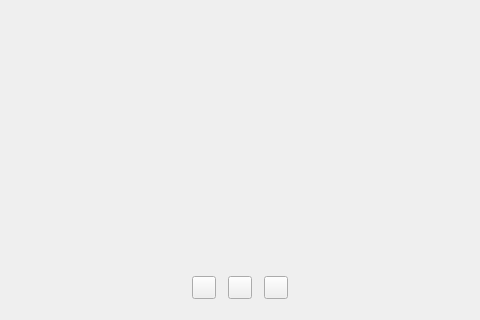
wenjiegit/Bull-Live-Encoder, file trunk/src/BleMainWindow.ui: the form before one commit; both pictures show x 124 to 604 and y 280 to 600 of the 800 by 600 pixel window.
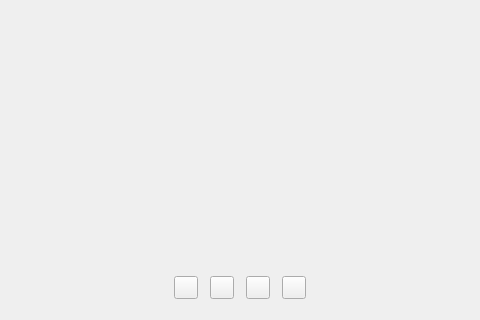
The form after the commit. Custom widgets are drawn as their Qt base class.

Commit message: update README; add file source.

```diff
--- a/trunk/src/BleMainWindow.ui
+++ b/trunk/src/BleMainWindow.ui
@@ -79,6 +79,13 @@
         </property>
        </widget>
       </item>
+      <item>
+       <widget class="MToolButton" name="addFileSourceBtn">
+        <property name="text">
+         <string/>
+        </property>
+       </widget>
+      </item>
       <item>
        <spacer name="horizontalSpacer">
         <property name="orientation">
```
The commit also changes 18 other files.
